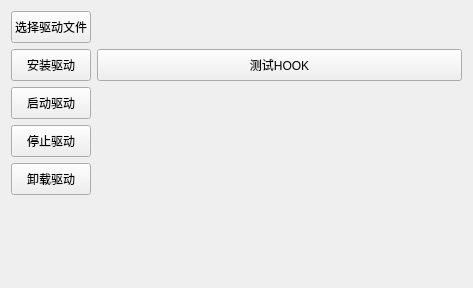
The window that src/gui/driver/DriverControlWindow.ui (SxyHack/AppFuckGameEye) describes before a commit, drawn with Qt 5.
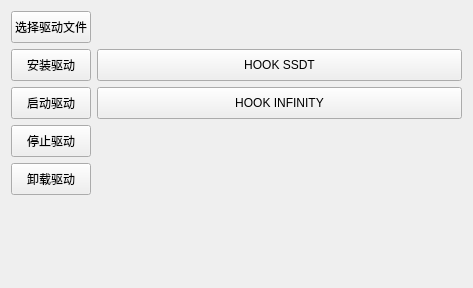
The same window after the commit.

Diff of the .ui file:
```diff
--- a/src/gui/driver/DriverControlWindow.ui
+++ b/src/gui/driver/DriverControlWindow.ui
@@ -127,7 +127,20 @@
       </size>
      </property>
      <property name="text">
-      <string>测试HOOK</string>
+      <string>HOOK SSDT</string>
+     </property>
+    </widget>
+   </item>
+   <item row="2" column="1">
+    <widget class="QPushButton" name="testHook2Btn">
+     <property name="minimumSize">
+      <size>
+       <width>0</width>
+       <height>32</height>
+      </size>
+     </property>
+     <property name="text">
+      <string>HOOK INFINITY</string>
      </property>
     </widget>
    </item>
```
